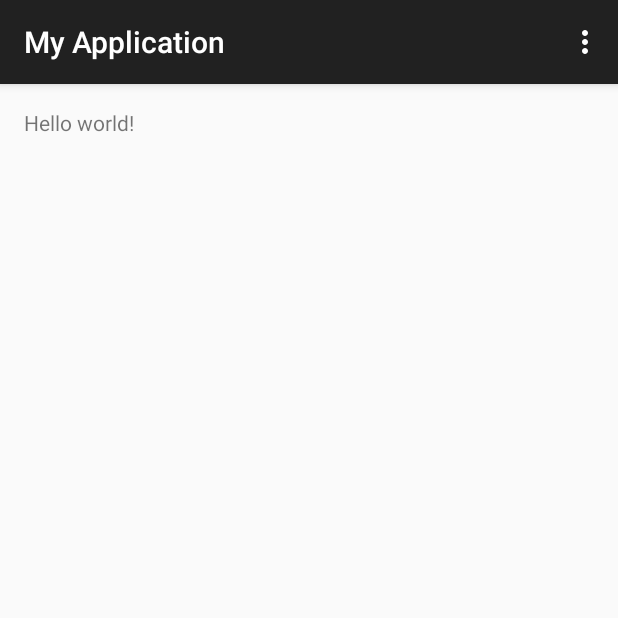
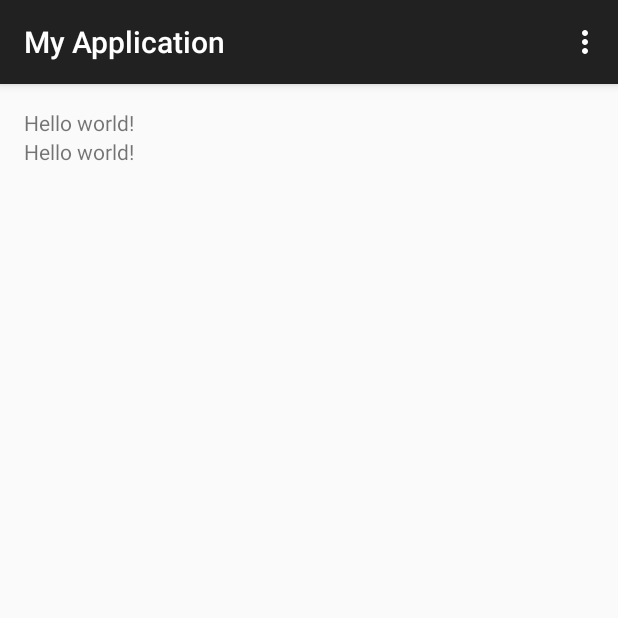
Before and after one commit to HumzaAli/master-application, an Android app: the screen it shows after launch (MainActivity), on a phone screen of 412 x 824 dp, the top half of it. Run offline under Robolectric (Android 15) with nearby library versions, the phone set to English and light mode, and no system bars.

Commit message:
first commit

```diff
--- a/app/src/main/res/layout/activity_main.xml
+++ b/app/src/main/res/layout/activity_main.xml
@@ -1,11 +1,23 @@
 <RelativeLayout xmlns:android="http://schemas.android.com/apk/res/android"
-    xmlns:tools="http://schemas.android.com/tools" android:layout_width="match_parent"
-    android:layout_height="match_parent" android:paddingLeft="@dimen/activity_horizontal_margin"
+    xmlns:tools="http://schemas.android.com/tools"
+    android:layout_width="match_parent"
+    android:layout_height="match_parent"
+    android:paddingLeft="@dimen/activity_horizontal_margin"
     android:paddingRight="@dimen/activity_horizontal_margin"
     android:paddingTop="@dimen/activity_vertical_margin"
-    android:paddingBottom="@dimen/activity_vertical_margin" tools:context=".MainActivity">
+    android:paddingBottom="@dimen/activity_vertical_margin"
+    tools:context=".MainActivity">
 
-    <TextView android:text="@string/hello_world" android:layout_width="wrap_content"
-        android:layout_height="wrap_content" />
+    <TextView
+        android:text="@string/hello_world"
+        android:layout_width="wrap_content"
+        android:layout_height="wrap_content"
+        android:id="@+id/tv_1" />
+    <TextView
+        android:text="@string/hello_world"
+        android:layout_width="wrap_content"
+        android:layout_height="wrap_content"
+        android:id="@+id/tv_2"
+        android:layout_below="@+id/tv_1"/>
 
 </RelativeLayout>
```
